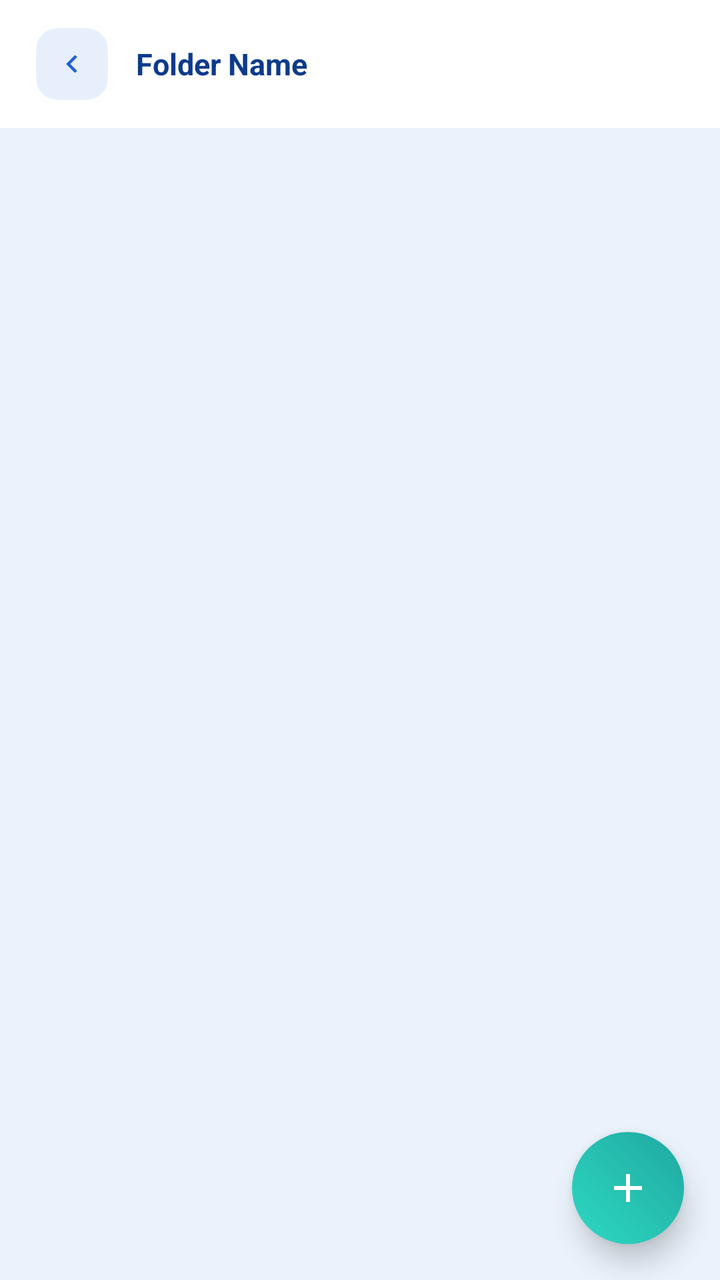
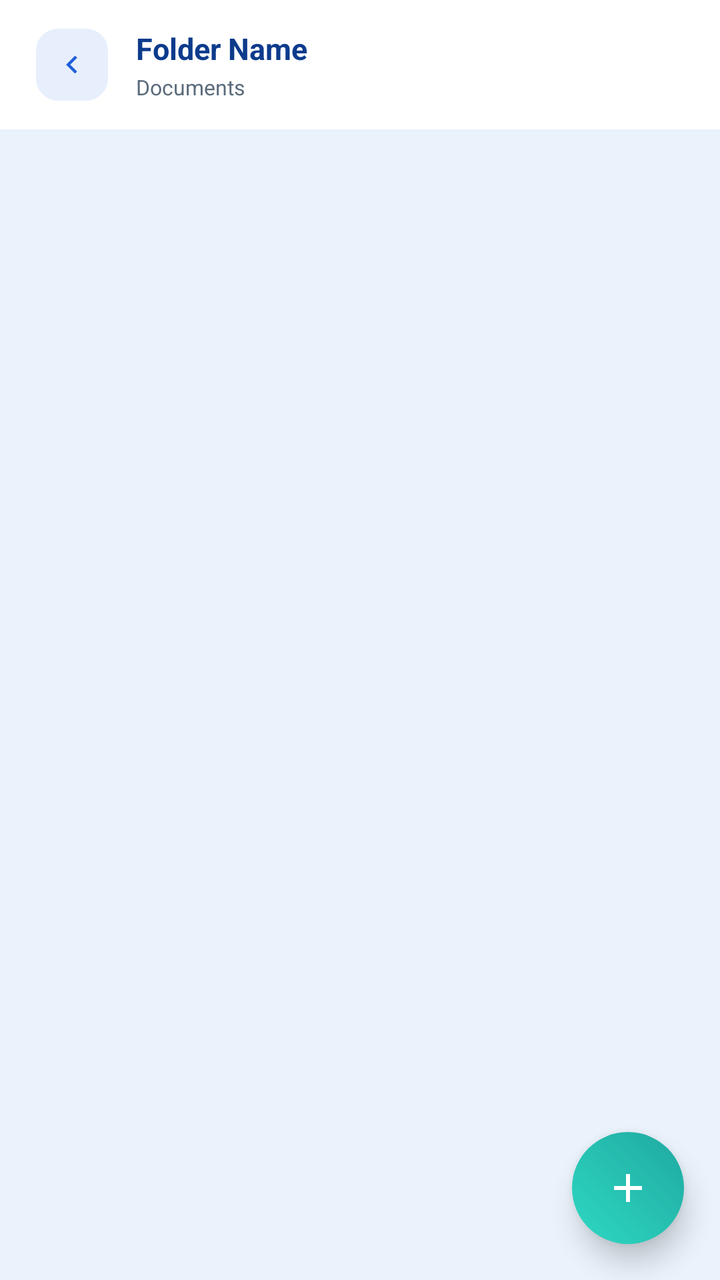

Compare the two renders of this Android layout. The source of the first and the diff that turns it into the second are given below.
<!-- AndroidManifest.xml: application theme Theme.KAYARA -->
<!-- res/layout/activity_folder_documents.xml -->
<?xml version="1.0" encoding="utf-8"?>
<androidx.constraintlayout.widget.ConstraintLayout
    xmlns:android="http://schemas.android.com/apk/res/android"
    xmlns:app="http://schemas.android.com/apk/res-auto"
    android:layout_width="match_parent"
    android:layout_height="match_parent"
    android:background="@color/bg_light">

    <LinearLayout
        android:id="@+id/topBar"
        android:layout_width="0dp"
        android:layout_height="wrap_content"
        android:orientation="horizontal"
        android:gravity="center_vertical"
        android:background="@color/white"
        android:paddingHorizontal="18dp"
        android:paddingVertical="14dp"
        app:layout_constraintTop_toTopOf="parent"
        app:layout_constraintStart_toStartOf="parent"
        app:layout_constraintEnd_toEndOf="parent">

        <ImageView
            android:id="@+id/btnBack"
            android:layout_width="36dp"
            android:layout_height="36dp"
            android:padding="9dp"
            android:background="@drawable/bg_back_circle_light"
            android:src="@drawable/ic_back_arrow"
            android:contentDescription="@string/back"
            android:clickable="true"
            android:focusable="true" />

        <TextView
            android:id="@+id/tvFolderTitle"
            android:layout_width="0dp"
            android:layout_height="wrap_content"
            android:layout_weight="1"
            android:layout_marginStart="14dp"
            android:text="Folder Name"
            android:textColor="@color/dark_blue"
            android:textSize="15sp"
            android:textStyle="bold" />
    </LinearLayout>

    <androidx.recyclerview.widget.RecyclerView
        android:id="@+id/rvFolderDocuments"
        android:layout_width="0dp"
        android:layout_height="0dp"
        android:padding="18dp"
        android:clipToPadding="false"
        app:layout_constraintTop_toBottomOf="@id/topBar"
        app:layout_constraintBottom_toBottomOf="parent"
        app:layout_constraintStart_toStartOf="parent"
        app:layout_constraintEnd_toEndOf="parent"
        tools:listitem="@layout/item_requirement_doc"
        xmlns:tools="http://schemas.android.com/tools" />

    <ImageView
        android:id="@+id/fabAddDocument"
        android:layout_width="56dp"
        android:layout_height="56dp"
        android:layout_marginEnd="18dp"
        android:layout_marginBottom="18dp"
        android:background="@drawable/bg_fab"
        android:padding="16dp"
        android:src="@drawable/ic_add"
        android:elevation="8dp"
        android:clickable="true"
        android:focusable="true"
        android:contentDescription="@string/add_document"
        app:layout_constraintBottom_toBottomOf="parent"
        app:layout_constraintEnd_toEndOf="parent" />

</androidx.constraintlayout.widget.ConstraintLayout>
<!-- res/layout/item_requirement_doc.xml (included above) -->
<?xml version="1.0" encoding="utf-8"?>
<LinearLayout xmlns:android="http://schemas.android.com/apk/res/android"
    xmlns:app="http://schemas.android.com/apk/res-auto"
    android:layout_width="match_parent"
    android:layout_height="wrap_content"
    android:orientation="horizontal"
    android:gravity="center_vertical"
    android:background="@drawable/bg_card"
    android:padding="11dp"
    android:layout_marginBottom="9dp">

    <ImageView
        android:layout_width="36dp"
        android:layout_height="36dp"
        android:padding="9dp"
        android:background="@drawable/bg_doc_icon"
        android:src="@drawable/ic_nav_documents"
        app:tint="@color/blue_deep"
        android:contentDescription="@null" />

    <LinearLayout
        android:layout_width="0dp"
        android:layout_height="wrap_content"
        android:layout_weight="1"
        android:layout_marginStart="11dp"
        android:orientation="vertical">

        <TextView
            android:id="@+id/tvDocName"
            android:layout_width="match_parent"
            android:layout_height="wrap_content"
            android:text="Document.pdf"
            android:textColor="@color/dark_blue"
            android:textSize="12.5sp"
            android:textStyle="bold"
            android:maxLines="1"
            android:ellipsize="end" />

        <TextView
            android:id="@+id/tvDocMeta"
            android:layout_width="match_parent"
            android:layout_height="wrap_content"
            android:text="Uploaded date · size"
            android:textColor="@color/text_gray"
            android:textSize="10.5sp" />
    </LinearLayout>

    <TextView
        android:id="@+id/tvDocStatus"
        android:layout_width="wrap_content"
        android:layout_height="wrap_content"
        android:paddingHorizontal="7dp"
        android:paddingVertical="3dp"
        android:text="APPROVED"
        android:textSize="9sp"
        android:textStyle="bold" />

</LinearLayout>
<!-- resources referenced by this layout -->
<resources>
  <color name="bg_light">#EAF2FB</color>
  <color name="blue_deep">#1E7FDB</color>
  <color name="dark_blue">#0D3B8C</color>
  <color name="text_gray">#5A6B7B</color>
  <color name="white">#FFFFFF</color>
  <!-- drawable bg_back_circle_light (drawable) -->
  <?xml version="1.0" encoding="utf-8"?>
  <shape xmlns:android="http://schemas.android.com/apk/res/android"
      android:shape="rectangle">
      <corners android:radius="11dp" />
      <solid android:color="@color/blue_bg" />
  </shape>
  <!-- drawable bg_card (drawable) -->
  <?xml version="1.0" encoding="utf-8"?>
  <shape xmlns:android="http://schemas.android.com/apk/res/android"
      android:shape="rectangle">
      <corners android:radius="16dp" />
      <solid android:color="@color/white" />
      <stroke android:width="1dp" android:color="@color/card_border" />
  </shape>
  <!-- drawable bg_doc_icon (drawable) -->
  <?xml version="1.0" encoding="utf-8"?>
  <shape xmlns:android="http://schemas.android.com/apk/res/android"
      android:shape="rectangle">
      <corners android:radius="10dp" />
      <solid android:color="@color/blue_bg" />
  </shape>
  <!-- drawable bg_fab (drawable) -->
  <?xml version="1.0" encoding="utf-8"?>
  <shape xmlns:android="http://schemas.android.com/apk/res/android"
      android:shape="oval">
      <gradient android:startColor="@color/teal_start" android:endColor="@color/teal_end" android:angle="45" />
  </shape>
  <!-- drawable ic_add (drawable) -->
  <vector xmlns:android="http://schemas.android.com/apk/res/android"
      android:width="24dp" android:height="24dp"
      android:viewportWidth="24" android:viewportHeight="24">
      <path android:fillColor="#FFFFFF"
          android:pathData="M19,13h-6v6h-2v-6H5v-2h6V5h2v6h6z"/>
  </vector>
  <!-- drawable ic_back_arrow (drawable) -->
  <vector xmlns:android="http://schemas.android.com/apk/res/android"
      android:width="24dp" android:height="24dp"
      android:viewportWidth="24" android:viewportHeight="24">
      <path
          android:fillColor="@color/mid_blue"
          android:pathData="M15.41,7.41L14,6l-6,6 6,6 1.41,-1.41L10.83,12z"/>
  </vector>
  <!-- drawable ic_nav_documents (drawable) -->
  <vector xmlns:android="http://schemas.android.com/apk/res/android"
      android:width="24dp" android:height="24dp"
      android:viewportWidth="24" android:viewportHeight="24">
      <path android:fillColor="#FF000000"
          android:pathData="M14,2H6C4.9,2 4,2.9 4,4v16c0,1.1 0.9,2 2,2h12c1.1,0 2,-0.9 2,-2V8L14,2zM13,9V3.5L18.5,9H13z"/>
  </vector>
  <string name="add_document">Add Document</string>
  <string name="back">Back</string>
  <style name="Theme.KAYARA" parent="Base.Theme.KAYARA" />
  <color name="blue_bg">#E7EFFD</color>
  <color name="card_border">#E4EAF4</color>
  <color name="teal_start">#2ED9C3</color>
  <color name="teal_end">#1FA8A0</color>
  <color name="mid_blue">#1E5FD9</color>
  <style name="Base.Theme.KAYARA" parent="Theme.Material3.DayNight.NoActionBar">
          
          
      </style>
</resources>

<!-- the commit's change to res/layout/activity_folder_documents.xml (unified diff, before → after) -->
@@ -30,16 +30,37 @@
             android:clickable="true"
             android:focusable="true" />
 
-        <TextView
-            android:id="@+id/tvFolderTitle"
+        <LinearLayout
             android:layout_width="0dp"
             android:layout_height="wrap_content"
             android:layout_weight="1"
             android:layout_marginStart="14dp"
-            android:text="Folder Name"
-            android:textColor="@color/dark_blue"
-            android:textSize="15sp"
-            android:textStyle="bold" />
+            android:orientation="vertical">
+
+            <TextView
+                android:id="@+id/tvFolderTitle"
+                android:layout_width="match_parent"
+                android:layout_height="wrap_content"
+                android:text="Folder Name"
+                android:textColor="@color/dark_blue"
+                android:textSize="15sp"
+                android:textStyle="bold"
+                android:maxLines="1"
+                android:ellipsize="end" />
+
+            
+            <TextView
+                android:id="@+id/tvFolderPath"
+                android:layout_width="match_parent"
+                android:layout_height="wrap_content"
+                android:layout_marginTop="2dp"
+                android:text="Documents"
+                android:textColor="@color/text_gray"
+                android:textSize="10.5sp"
+                android:maxLines="1"
+                android:ellipsize="start" />
+
+        </LinearLayout>
     </LinearLayout>
 
     <androidx.recyclerview.widget.RecyclerView
@@ -54,6 +75,24 @@
         app:layout_constraintEnd_toEndOf="parent"
         tools:listitem="@layout/item_requirement_doc"
         xmlns:tools="http://schemas.android.com/tools" />
+
+    
+    <TextView
+        android:id="@+id/tvFolderEmpty"
+        android:layout_width="0dp"
+        android:layout_height="wrap_content"
+        android:layout_marginStart="32dp"
+        android:layout_marginEnd="32dp"
+        android:gravity="center"
+        android:text="This folder is empty."
+        android:textColor="@color/text_gray"
+        android:textSize="13sp"
+        android:lineSpacingExtra="3dp"
+        android:visibility="gone"
+        app:layout_constraintTop_toBottomOf="@id/topBar"
+        app:layout_constraintBottom_toBottomOf="parent"
+        app:layout_constraintStart_toStartOf="parent"
+        app:layout_constraintEnd_toEndOf="parent" />
 
     <ImageView
         android:id="@+id/fabAddDocument"
<!-- resource entries referenced after the edit -->
@@ -50,10 +50,27 @@
   </vector>
   <!-- drawable ic_nav_documents (drawable) -->
   <vector xmlns:android="http://schemas.android.com/apk/res/android"
-      android:width="24dp" android:height="24dp"
-      android:viewportWidth="24" android:viewportHeight="24">
-      <path android:fillColor="#FF000000"
-          android:pathData="M14,2H6C4.9,2 4,2.9 4,4v16c0,1.1 0.9,2 2,2h12c1.1,0 2,-0.9 2,-2V8L14,2zM13,9V3.5L18.5,9H13z"/>
+      android:width="24dp"
+      android:height="24dp"
+      android:viewportWidth="24"
+      android:viewportHeight="24">
+  
+      <path
+          android:fillColor="@android:color/transparent"
+          android:strokeColor="#000000"
+          android:strokeWidth="1.8"
+          android:strokeLineCap="round"
+          android:strokeLineJoin="round"
+          android:pathData="M6,3 L14,3 L19,8 L19,21 L6,21 Z" />
+  
+      <path
+          android:fillColor="@android:color/transparent"
+          android:strokeColor="#000000"
+          android:strokeWidth="1.8"
+          android:strokeLineCap="round"
+          android:strokeLineJoin="round"
+          android:pathData="M14,3 L14,8 L19,8" />
+  
   </vector>
   <string name="add_document">Add Document</string>
   <string name="back">Back</string>
